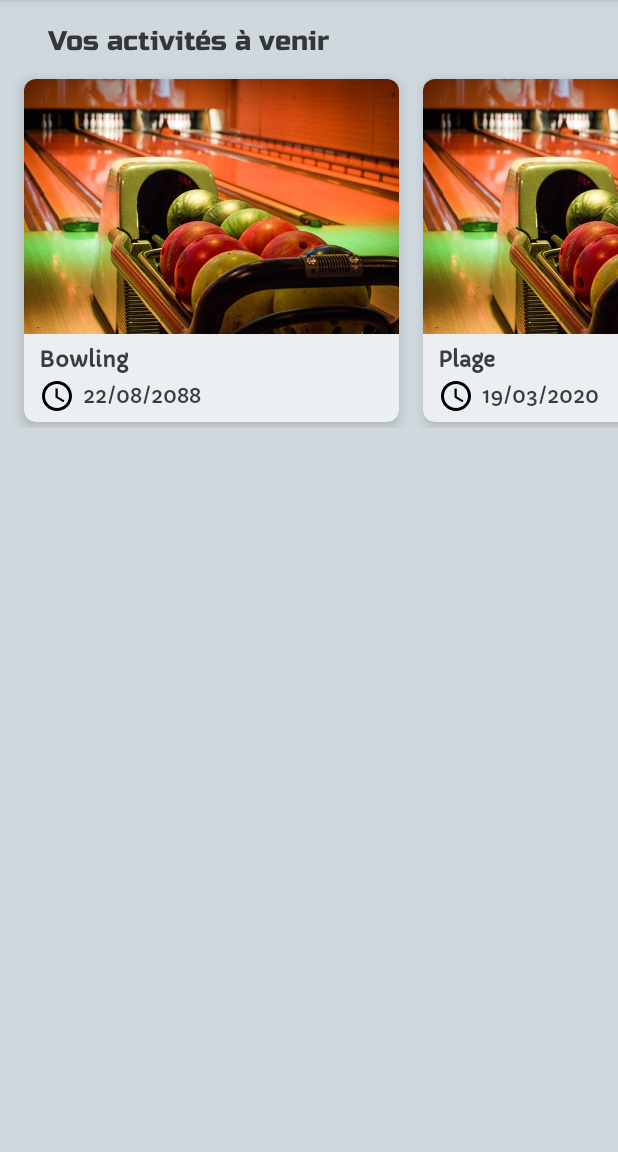
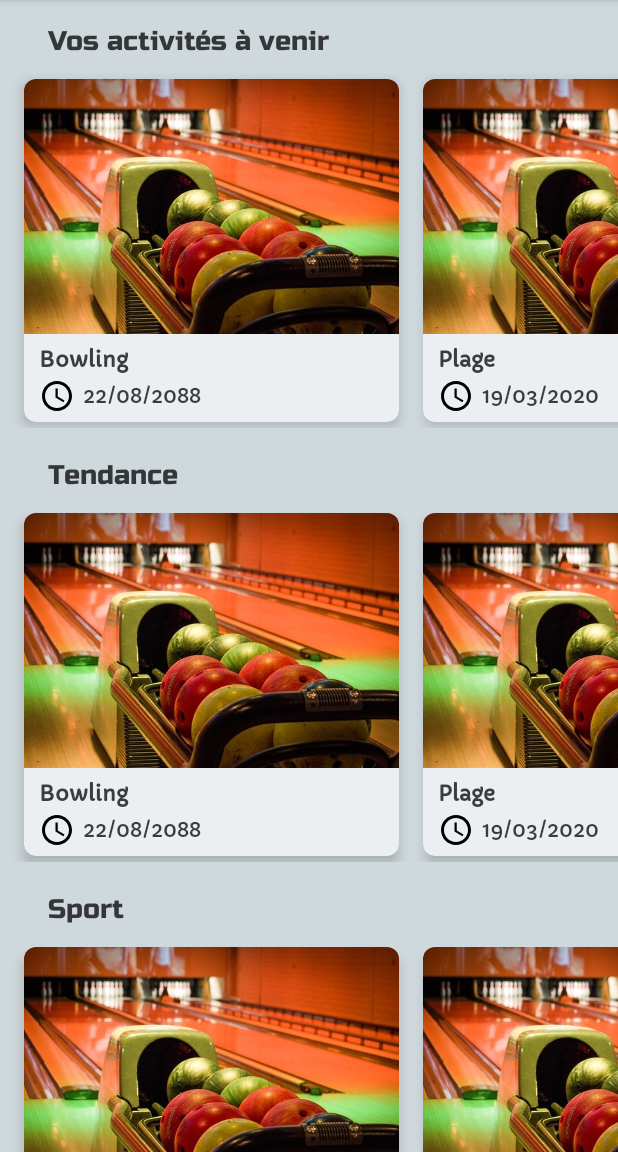
Before and after one commit to barfou/SocialNetwork, an Android app: the screen it shows after launch (MainActivity), on a phone screen of 412 x 824 dp, the part 84-1236 px from its top. Run offline under Robolectric (Android 15) with nearby library versions, the phone set to English and light mode, and no system bars; our stand-ins replace Firebase (no records; nobody signed in at launch, a user with empty details on screens opened directly).

Commit message:
update home fragment

```diff
--- a/app/src/main/java/fr/barfou/socialnetwork/ui/fragment/HomeFragment.kt
+++ b/app/src/main/java/fr/barfou/socialnetwork/ui/fragment/HomeFragment.kt
@@ -15,6 +15,9 @@ import kotlinx.android.synthetic.main.home_fragment.*
 class HomeFragment : Fragment(), OnMeetingClickListener {
 
     private lateinit var meetingAdapter: MeetingAdapter
+    private lateinit var meetingAdapter2: MeetingAdapter
+    private lateinit var meetingAdapter3: MeetingAdapter
+    private lateinit var meetingAdapter4: MeetingAdapter
 
     override fun onCreate(savedInstanceState: Bundle?) {
         super.onCreate(savedInstanceState)
@@ -41,6 +44,21 @@ class HomeFragment : Fragment(), OnMeetingClickListener {
             adapter = meetingAdapter
             if (itemDecorationCount == 0) addItemDecoration(MeetingAdapter.OffsetDecoration())
         }
+        meetingAdapter2 = MeetingAdapter(this)
+        recycler_view_2.apply {
+            adapter = meetingAdapter2
+            if (itemDecorationCount == 0) addItemDecoration(MeetingAdapter.OffsetDecoration())
+        }
+        meetingAdapter3 = MeetingAdapter(this)
+        recycler_view_3.apply {
+            adapter = meetingAdapter3
+            if (itemDecorationCount == 0) addItemDecoration(MeetingAdapter.OffsetDecoration())
+        }
+        meetingAdapter4 = MeetingAdapter(this)
+        recycler_view_4.apply {
+            adapter = meetingAdapter4
+            if (itemDecorationCount == 0) addItemDecoration(MeetingAdapter.OffsetDecoration())
+        }
         loadAdapter()
     }
 
@@ -53,6 +71,9 @@ class HomeFragment : Fragment(), OnMeetingClickListener {
         listMeeting.add(Meeting("1", "1", "1", "Chess-Boxing", "22/08/2088", 0.0, 0.0, ""))
         listMeeting.add(Meeting("1", "1", "1", "Lancer de nain", "14/04/2018", 0.0, 0.0, ""))
         meetingAdapter.submitList(listMeeting)
+        meetingAdapter2.submitList(listMeeting)
+        meetingAdapter3.submitList(listMeeting)
+        meetingAdapter4.submitList(listMeeting)
     }
 
     // Click listener implementation
--- a/app/src/main/res/layout/home_fragment.xml
+++ b/app/src/main/res/layout/home_fragment.xml
@@ -46,6 +46,90 @@
                 app:layout_constraintStart_toStartOf="parent"
                 app:layout_constraintEnd_toEndOf="parent"/>
 
+            <androidx.appcompat.widget.AppCompatTextView
+                android:id="@+id/tv_trending"
+                style="@style/Header"
+                android:layout_width="0dp"
+                android:layout_height="wrap_content"
+                android:text="@string/tendances"
+                android:layout_marginStart="32dp"
+                android:layout_marginTop="20dp"
+                app:layout_constraintEnd_toEndOf="parent"
+                app:layout_constraintStart_toStartOf="parent"
+                app:layout_constraintTop_toBottomOf="@id/recycler_view_1"
+                tools:text="@string/tendances" />
+
+            <androidx.recyclerview.widget.RecyclerView
+                android:id="@+id/recycler_view_2"
+                android:layout_width="0dp"
+                android:layout_height="wrap_content"
+                android:orientation="horizontal"
+                android:layout_marginTop="10dp"
+                android:paddingHorizontal="8dp"
+                android:clipToPadding="false"
+                app:layoutManager="androidx.recyclerview.widget.LinearLayoutManager"
+                tools:itemCount="5"
+                tools:listitem="@layout/holder_meeting_1"
+                app:layout_constraintTop_toBottomOf="@id/tv_trending"
+                app:layout_constraintStart_toStartOf="parent"
+                app:layout_constraintEnd_toEndOf="parent"/>
+
+            <androidx.appcompat.widget.AppCompatTextView
+                android:id="@+id/tv_sport"
+                style="@style/Header"
+                android:layout_width="0dp"
+                android:layout_height="wrap_content"
+                android:text="@string/sport"
+                android:layout_marginStart="32dp"
+                android:layout_marginTop="20dp"
+                app:layout_constraintEnd_toEndOf="parent"
+                app:layout_constraintStart_toStartOf="parent"
+                app:layout_constraintTop_toBottomOf="@id/recycler_view_2"
+                tools:text="@string/sport" />
+
+            <androidx.recyclerview.widget.RecyclerView
+                android:id="@+id/recycler_view_3"
+                android:layout_width="0dp"
+                android:layout_height="wrap_content"
+                android:orientation="horizontal"
+                android:layout_marginTop="10dp"
+                android:paddingHorizontal="8dp"
+                android:clipToPadding="false"
+                app:layoutManager="androidx.recyclerview.widget.LinearLayoutManager"
+                tools:itemCount="5"
+                tools:listitem="@layout/holder_meeting_1"
+                app:layout_constraintTop_toBottomOf="@id/tv_sport"
+                app:layout_constraintStart_toStartOf="parent"
+                app:layout_constraintEnd_toEndOf="parent"/>
+
+            <androidx.appcompat.widget.AppCompatTextView
+                android:id="@+id/tv_culture"
+                style="@style/Header"
+                android:layout_width="0dp"
+                android:layout_height="wrap_content"
+                android:text="@string/culture"
+                android:layout_marginStart="32dp"
+                android:layout_marginTop="20dp"
+                app:layout_constraintEnd_toEndOf="parent"
+                app:layout_constraintStart_toStartOf="parent"
+                app:layout_constraintTop_toBottomOf="@id/recycler_view_3"
+                tools:text="@string/culture" />
+
+            <androidx.recyclerview.widget.RecyclerView
+                android:id="@+id/recycler_view_4"
+                android:layout_width="0dp"
+                android:layout_height="wrap_content"
+                android:orientation="horizontal"
+                android:layout_marginTop="10dp"
+                android:paddingHorizontal="8dp"
+                android:clipToPadding="false"
+                app:layoutManager="androidx.recyclerview.widget.LinearLayoutManager"
+                tools:itemCount="5"
+                tools:listitem="@layout/holder_meeting_1"
+                app:layout_constraintTop_toBottomOf="@id/tv_culture"
+                app:layout_constraintStart_toStartOf="parent"
+                app:layout_constraintEnd_toEndOf="parent"/>
+
         </androidx.constraintlayout.widget.ConstraintLayout>
 
     </ScrollView>
--- a/app/src/main/res/values/strings.xml
+++ b/app/src/main/res/values/strings.xml
@@ -1,4 +1,7 @@
 <resources>
     <string name="app_name">JOIN THE MOVE</string>
     <string name="vos_activites_a_venir">Vos activités à venir</string>
+    <string name="tendances">Tendance</string>
+    <string name="sport">Sport</string>
+    <string name="culture">Culture</string>
 </resources>
```
